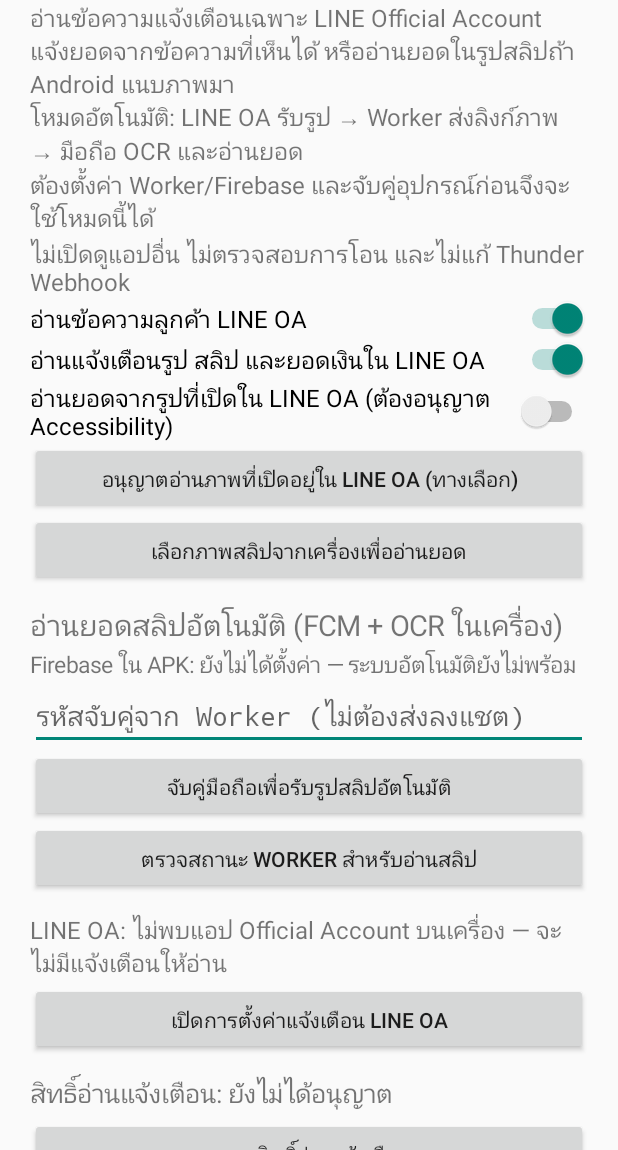
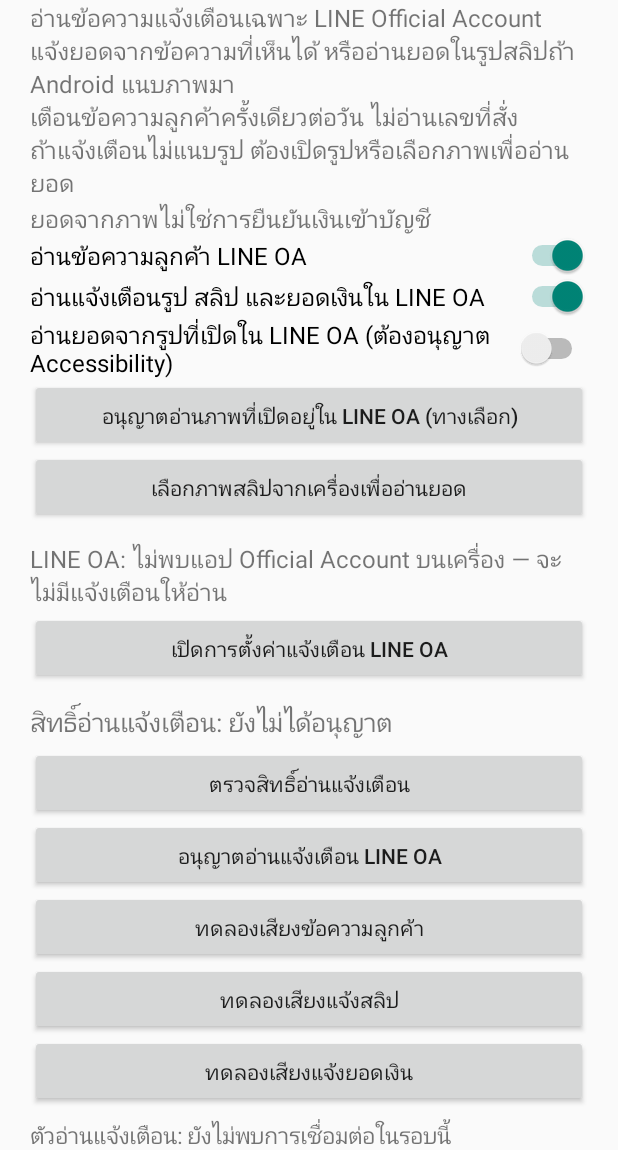
Before and after one commit to jirapatza/Thunder-LINE-Speaker-, an Android app: the screen it shows after launch (MainActivity), on a phone screen of 412 x 824 dp, the part 86-1236 px from its top. Run offline under Robolectric (Android 15) with nearby library versions, the phone set to English and light mode, and no system bars; 1 statement that could not run was skipped.

Commit message:
Simplify LINE OA voice notifications

```diff
--- a/app/src/main/java/com/thunder/linespeaker/MainActivity.kt
+++ b/app/src/main/java/com/thunder/linespeaker/MainActivity.kt
@@ -10,20 +10,17 @@ import android.net.Uri
 import android.os.Build
 import android.os.Bundle
 import android.provider.Settings
-import android.text.InputType
 import android.widget.Button
-import android.widget.EditText
 import android.widget.LinearLayout
 import android.widget.ScrollView
 import android.widget.Switch
 import android.widget.TextView
 
-/** Only LINE Official Account notifications; no other apps and no screen OCR. */
+/** Reads LINE OA notifications and optionally the LINE OA screen. */
 class MainActivity : Activity() {
     private lateinit var accessInfo: TextView
     private lateinit var sourceInfo: TextView
     private lateinit var voiceInfo: TextView
-    private lateinit var relayInfo: TextView
 
     override fun onCreate(savedInstanceState: Bundle?) {
         super.onCreate(savedInstanceState)
@@ -38,9 +35,9 @@ class MainActivity : Activity() {
         layout.addView(TextView(this).apply {
             text = "อ่านข้อความแจ้งเตือนเฉพาะ LINE Official Account\n" +
                 "แจ้งยอดจากข้อความที่เห็นได้ หรืออ่านยอดในรูปสลิปถ้า Android แนบภาพมา\n" +
-                "โหมดอัตโนมัติ: LINE OA รับรูป → Worker ส่งลิงก์ภาพ → มือถือ OCR และอ่านยอด\n" +
-                "ต้องตั้งค่า Worker/Firebase และจับคู่อุปกรณ์ก่อนจึงจะใช้โหมดนี้ได้\n" +
-                "ไม่เปิดดูแอปอื่น ไม่ตรวจสอบการโอน และไม่แก้ Thunder Webhook"
+                "เตือนข้อความลูกค้าครั้งเดียวต่อวัน ไม่อ่านเลขที่สั่ง\n" +
+                "ถ้าแจ้งเตือนไม่แนบรูป ต้องเปิดรูปหรือเลือกภาพเพื่ออ่านยอด\n" +
+                "ยอดจากภาพไม่ใช่การยืนยันเงินเข้าบัญชี"
             textSize = 16f
         })
 
@@ -80,42 +77,6 @@ class MainActivity : Activity() {
                 addCategory(Intent.CATEGORY_OPENABLE)
             }, 201)
         }
-        layout.addView(TextView(this).apply {
-            text = "อ่านยอดสลิปอัตโนมัติ (FCM + OCR ในเครื่อง)"
-            textSize = 19f
-            setPadding(0, 18, 0, 4)
-        })
-        relayInfo = TextView(this).apply {
-            textSize = 15f
-            text = if (FirebaseBootstrap.isConfigured(this@MainActivity)) {
-                "Firebase ใน APK: ตั้งค่าแล้ว — ตรวจ Worker และจับคู่อุปกรณ์"
-            } else {
-                "Firebase ใน APK: ยังไม่ได้ตั้งค่า — ระบบอัตโนมัติยังไม่พร้อม"
-            }
-        }
-        layout.addView(relayInfo)
-        val pairCode = EditText(this).apply {
-            hint = "รหัสจับคู่จาก Worker (ไม่ต้องส่งลงแชต)"
-            inputType = InputType.TYPE_CLASS_TEXT or InputType.TYPE_TEXT_VARIATION_PASSWORD
-            isSingleLine = true
-        }
-        layout.addView(pairCode)
-        addButton("จับคู่มือถือเพื่อรับรูปสลิปอัตโนมัติ") {
-            val value = pairCode.text.toString().trim()
-            relayInfo.text = "กำลังจับคู่กับ Worker..."
-            PushPairing.pair(this, value) { success, message ->
-                runOnUiThread {
-                    relayInfo.text = message
-                    if (success) pairCode.text.clear()
-                }
-            }
-        }
-        addButton("ตรวจสถานะ Worker สำหรับอ่านสลิป") {
-            relayInfo.text = "กำลังตรวจ Worker..."
-            PushPairing.status { message ->
-                runOnUiThread { relayInfo.text = message }
-            }
-        }
         sourceInfo = TextView(this).apply {
             textSize = 16f
             setPadding(0, 18, 0, 4)
@@ -143,7 +104,7 @@ class MainActivity : Activity() {
         }
         addButton("ทดลองเสียงข้อความลูกค้า") {
             SpeechEngine.speak(
-                this, "สมหญิง ซื้อหวยฮานอย VIP",
+                this, "เฮีย ซื้อหวยฮานอย VIP หน่อย",
                 "test-customer:" + System.currentTimeMillis(), 0
             )
         }
@@ -221,7 +182,6 @@ class MainActivity : Activity() {
         if (::sourceInfo.isInitialized) updateLineOaStatus()
         if (::accessInfo.isInitialized) updateAccessStatus()
         if (::voiceInfo.isInitialized) voiceInfo.text = VoiceHealth.summary(this)
-        PushPairing.refreshWhenAppOpens(this)
     }
 
     private fun updateLineOaStatus() {
```
